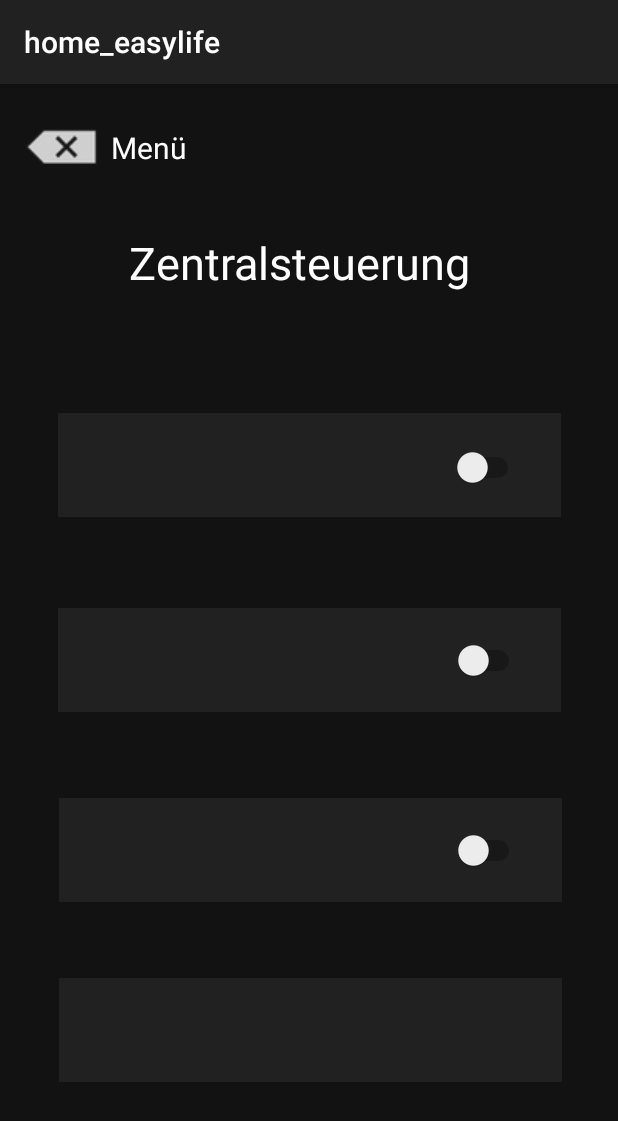
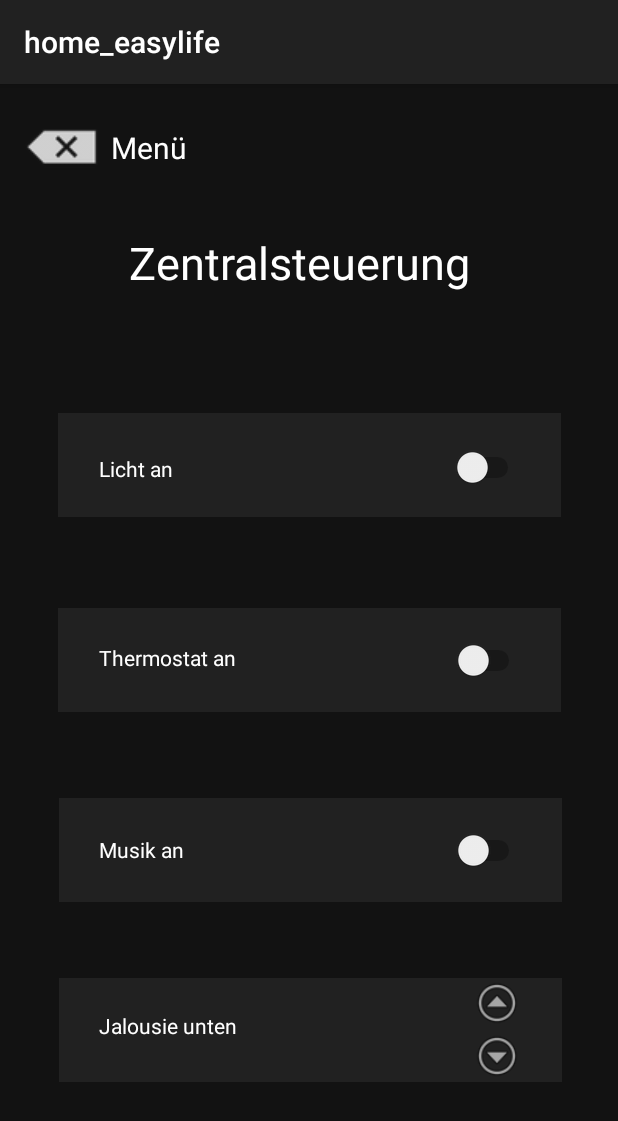
Before and after one commit to sophiafema/home_easylife, an Android app: the General screen opened directly, with no data from a screen before it, on a phone screen of 412 x 824 dp. Shown: the top 1121 px of the screen. Run offline under Robolectric (Android 15) with nearby library versions, the phone set to English and light mode, and no system bars.

Commit message:
activity_general --> Elemente ergänzt (tV und iV)

```diff
--- a/app/src/main/res/layout/activity_general.xml
+++ b/app/src/main/res/layout/activity_general.xml
@@ -129,4 +129,80 @@
         app:layout_constraintStart_toStartOf="@+id/iVGeneralShutters"
         app:layout_constraintTop_toTopOf="@+id/iVGeneralShutters" />
 
+    <ImageView
+        android:id="@+id/iVGeneralShuttersDown"
+        android:layout_width="36dp"
+        android:layout_height="36dp"
+        app:layout_constraintBottom_toBottomOf="parent"
+        app:layout_constraintEnd_toEndOf="parent"
+        app:layout_constraintHorizontal_bias="0.833"
+        app:layout_constraintStart_toStartOf="parent"
+        app:layout_constraintTop_toTopOf="parent"
+        app:layout_constraintVertical_bias="0.861"
+        app:srcCompat="@android:drawable/ic_menu_more" />
+
+    <ImageView
+        android:id="@+id/iVGeneralShuttersUp"
+        android:layout_width="36dp"
+        android:layout_height="36dp"
+        android:rotation="180"
+        app:layout_constraintBottom_toBottomOf="parent"
+        app:layout_constraintEnd_toEndOf="parent"
+        app:layout_constraintHorizontal_bias="0.834"
+        app:layout_constraintStart_toStartOf="parent"
+        app:layout_constraintTop_toTopOf="parent"
+        app:layout_constraintVertical_bias="0.812"
+        app:srcCompat="@android:drawable/ic_menu_more" />
+
+    <TextView
+        android:id="@+id/tVGeneralShutters"
+        android:layout_width="150dp"
+        android:layout_height="23dp"
+        android:text="Jalousie unten"
+        android:textColor="@android:color/background_light"
+        app:layout_constraintBottom_toBottomOf="parent"
+        app:layout_constraintEnd_toEndOf="parent"
+        app:layout_constraintHorizontal_bias="0.252"
+        app:layout_constraintStart_toStartOf="parent"
+        app:layout_constraintTop_toTopOf="parent"
+        app:layout_constraintVertical_bias="0.83" />
+
+    <TextView
+        android:id="@+id/tVGeneralMusic"
+        android:layout_width="150dp"
+        android:layout_height="23dp"
+        android:text="Musik an"
+        android:textColor="@android:color/background_light"
+        app:layout_constraintBottom_toBottomOf="parent"
+        app:layout_constraintEnd_toEndOf="parent"
+        app:layout_constraintHorizontal_bias="0.252"
+        app:layout_constraintStart_toStartOf="parent"
+        app:layout_constraintTop_toTopOf="parent"
+        app:layout_constraintVertical_bias="0.672" />
+
+    <TextView
+        android:id="@+id/tVGeneralTemperature"
+        android:layout_width="150dp"
+        android:layout_height="23dp"
+        android:text="Thermostat an"
+        android:textColor="@android:color/background_light"
+        app:layout_constraintBottom_toBottomOf="parent"
+        app:layout_constraintEnd_toEndOf="parent"
+        app:layout_constraintHorizontal_bias="0.252"
+        app:layout_constraintStart_toStartOf="parent"
+        app:layout_constraintTop_toTopOf="parent" />
+
+    <TextView
+        android:id="@+id/tVGeneralLight"
+        android:layout_width="150dp"
+        android:layout_height="23dp"
+        android:text="Licht an"
+        android:textColor="@android:color/background_light"
+        app:layout_constraintBottom_toBottomOf="parent"
+        app:layout_constraintEnd_toEndOf="parent"
+        app:layout_constraintHorizontal_bias="0.252"
+        app:layout_constraintStart_toStartOf="parent"
+        app:layout_constraintTop_toTopOf="parent"
+        app:layout_constraintVertical_bias="0.331" />
+
 </androidx.constraintlayout.widget.ConstraintLayout>
```
